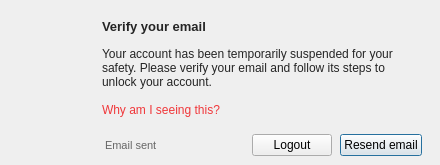
Old version of the form src/MEGASync/gui/linux/VerifyEmailMessage.ui in the repository meganz/MEGAsync.
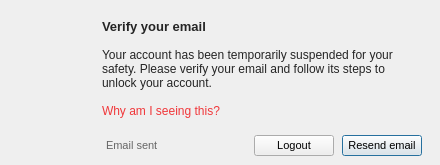
New version of the form.

```diff
--- a/src/MEGASync/gui/linux/VerifyEmailMessage.ui
+++ b/src/MEGASync/gui/linux/VerifyEmailMessage.ui
@@ -25,6 +25,12 @@
   <property name="windowTitle">
    <string>Verify your email</string>
   </property>
+  <property name="styleSheet">
+   <string notr="true">QWidget
+{
+font-size: 11px;
+}</string>
+  </property>
   <layout class="QVBoxLayout" name="verticalLayout_2">
    <property name="spacing">
     <number>0</number>
```
